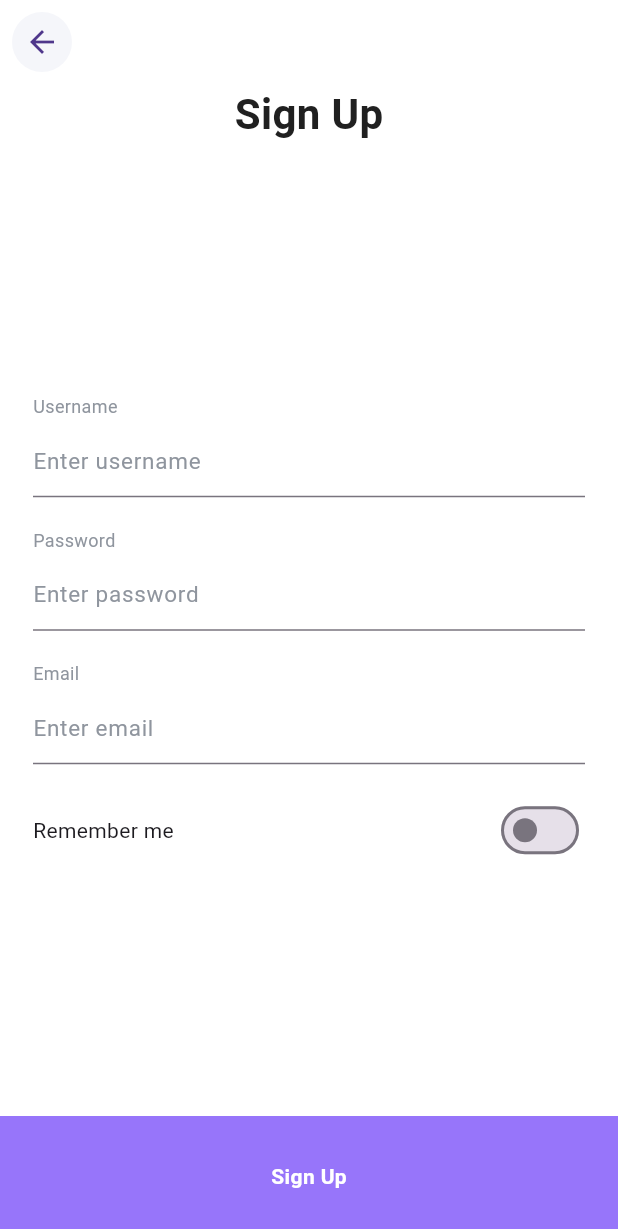
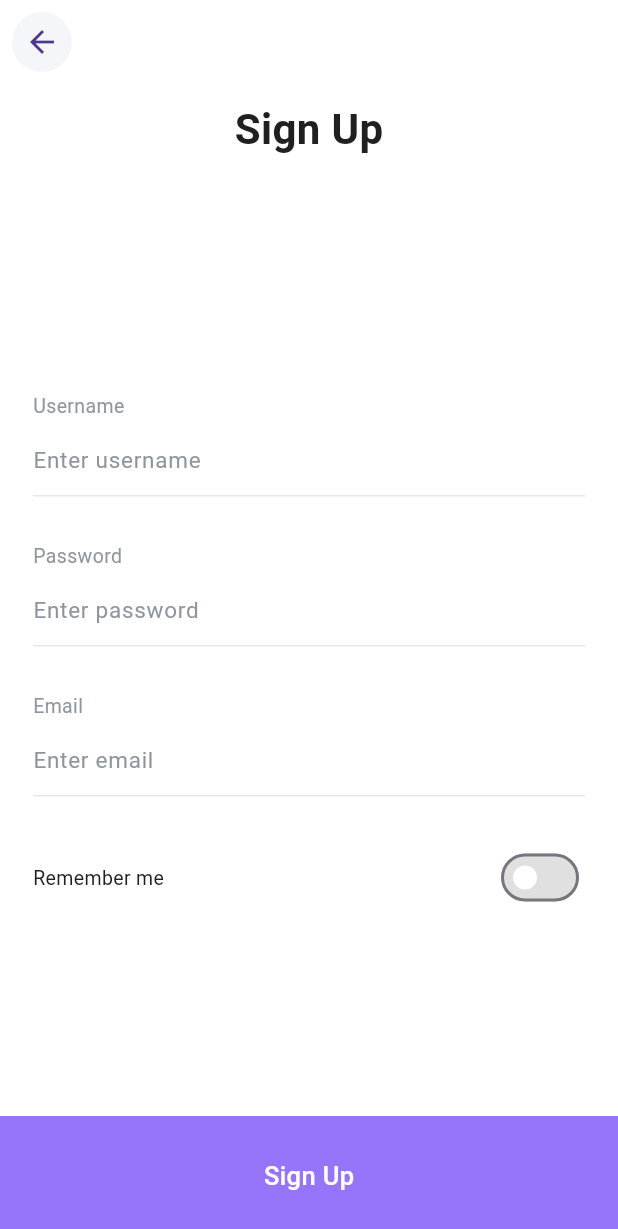
Before and after one commit to NguyenMinhDuc163/shopping_app, a Flutter app: the screen it shows after launch, after a tap on "Create an Account", on a phone screen of 412 x 824 dp. Shown: the top 1229 px of the screen. Run offline on Flutter 3.47's test engine with Material 3 defaults, Android fonts, the phone set to English and light mode, and no system bars; our stand-ins replace cached_network_image, device_preview_plus, easy_localization, equatable, flutter_svg, gap and 4 more; accounts and stored records are empty.

Commit message:
(feat) create sign_in_screen

```diff
--- a/lib/core/routes/routers.dart
+++ b/lib/core/routes/routers.dart
@@ -3,6 +3,7 @@ import 'package:shopping_app/core/public/global_utils.dart';
 import 'package:shopping_app/core/theme/app_text_styles.dart';
 import 'package:shopping_app/core/widgets/template/function_screen_template.dart';
 import 'package:shopping_app/modules/auth/screens/login_screen.dart';
+import 'package:shopping_app/modules/auth/screens/sign_in_screen.dart';
 import 'package:shopping_app/modules/auth/screens/sign_up_screen.dart';
 import 'package:shopping_app/modules/dashboard/dashboard_screen.dart';
 import 'package:shopping_app/modules/home/home_screen.dart';
@@ -26,6 +27,8 @@ class Routers {
         return MaterialPageRoute(builder: (_) => DashboardScreen());
       case SignUpScreen.routeName:
         return MaterialPageRoute(builder: (_) => SignUpScreen());
+      case SignInScreen.routeName:
+        return MaterialPageRoute(builder: (_) => SignInScreen());
 
       default:
         return MaterialPageRoute(
--- a/lib/core/theme/app_text_styles.dart
+++ b/lib/core/theme/app_text_styles.dart
@@ -114,17 +114,19 @@ abstract final class AppTextStyles {
   );
 
 
-  static TextStyle textHeader1 = textStyleDefaultBold.copyWith(fontSize: 18);
+  static TextStyle textHeader1 = textStyleDefaultBold.copyWith(fontSize: 28);
 
-  static TextStyle textHeader2 = textStyleDefaultBold.copyWith(fontSize: 16);
+  static TextStyle textHeader2 = textStyleDefaultBold.copyWith(fontSize: 25);
 
-  static TextStyle textHeader3 = textStyleDefaultBold.copyWith(fontSize: 14);
+  static TextStyle textHeader3 = textStyleDefaultBold.copyWith(fontSize: 20);
 
-  static TextStyle textContent1 = textStyleDefault.copyWith(fontSize: 16);
+  static TextStyle textContent1 = textStyleDefault.copyWith(fontSize: 17);
 
-  static TextStyle textContent2 = textStyleDefault.copyWith(fontSize: 14);
+  static TextStyle textContent2 = textStyleDefault.copyWith(fontSize: 15);
 
-  static TextStyle textContent3 = textStyleDefault.copyWith(fontSize: 12);
+  static TextStyle textContent3 = textStyleDefault.copyWith(fontSize: 13);
+
+  static TextStyle textContent4 = textStyleDefault.copyWith(fontSize: 11);
 
 
   static const TextStyle introDescription = text;
--- a/lib/core/widgets/template/button_widget.dart
+++ b/lib/core/widgets/template/button_widget.dart
@@ -1,11 +1,10 @@
 import 'package:easy_localization/easy_localization.dart';
 import 'package:flutter/material.dart';
 import 'package:shopping_app/core/theme/app_colors.dart';
-import 'package:shopping_app/core/theme/app_dimension.dart';
 import 'package:shopping_app/core/theme/app_text_styles.dart';
 
 class ButtonWidget extends StatelessWidget {
-  ButtonWidget({
+  const ButtonWidget({
     super.key,
     this.title,
     this.titleStyle,
@@ -18,16 +17,16 @@ class ButtonWidget extends StatelessWidget {
     this.margin = EdgeInsets.zero,
     this.padding = EdgeInsets.zero,
   });
-  String? title;
-  TextStyle? titleStyle;
-  Widget? titleWidget;
-  Color backgroundColor;
-  BorderRadiusGeometry boderRadius;
-  Function onPressed;
-  double width;
-  double height;
-  EdgeInsetsGeometry padding;
-  EdgeInsetsGeometry margin;
+  final String? title;
+  final TextStyle? titleStyle;
+  final Widget? titleWidget;
+  final Color backgroundColor;
+  final BorderRadiusGeometry boderRadius;
+  final Function onPressed;
+  final double width;
+  final double height;
+  final EdgeInsetsGeometry padding;
+  final EdgeInsetsGeometry margin;
   @override
   Widget build(BuildContext context) {
     return GestureDetector(
@@ -44,7 +43,15 @@ class ButtonWidget extends StatelessWidget {
         ),
         child:
             titleWidget ??
-            Text(title ?? "common.continue".tr(), style: titleStyle ?? AppTextStyles.textHeader3.copyWith(color: AppColors.white)),
+            Text(
+              title ?? "common.continue".tr(),
+              style:
+                  titleStyle ??
+                  AppTextStyles.textContent1.copyWith(
+                    color: AppColors.white,
+                    fontWeight: FontWeight.w500,
+                  ),
+            ),
       ),
     );
   }
--- a/lib/core/widgets/text_input_custom.dart
+++ b/lib/core/widgets/text_input_custom.dart
@@ -10,17 +10,15 @@ class TextInputCustom extends StatefulWidget {
     super.key,
     this.label,
     required this.controller,
-    this.padding,
     this.fillColor = false,
     this.isLineBottom = true,
     this.isPassword = false,
     this.hintText = "",
     this.suffixIcon,
-    this.titleStyle, this.validator,
+    this.titleStyle, this.validator, this.onTapOutside, this.onEditingComplete, this.onChanged,
   });
   final String? label;
   final TextEditingController controller ;
-  final EdgeInsetsGeometry? padding;
 final bool? fillColor;
   final String? hintText;
   final TextStyle? titleStyle;
@@ -28,6 +26,9 @@ final bool? fillColor;
   final bool isLineBottom;
   final bool isPassword;
   final Widget? suffixIcon;
+  final void Function()? onTapOutside;
+  final void Function()? onEditingComplete;
+  final void Function(String)? onChanged;
 
   @override
   State<TextInputCustom> createState() => _TextInputCustomState();
@@ -61,9 +62,7 @@ class _TextInputCustomState extends State<TextInputCustom> {
 
   @override
   Widget build(BuildContext context) {
-    return Padding(
-      padding: widget.padding  ?? AppPad.h22v10,
-      child: Column(
+    return Column(
       crossAxisAlignment: CrossAxisAlignment.start,
       children: [
         Text(
@@ -76,6 +75,9 @@ class _TextInputCustomState extends State<TextInputCustom> {
         TextFormField(
           controller: widget.controller,
           obscureText: widget.isPassword ? obscureText : false,
+          onTapOutside: (widget.onTapOutside != null) ? (_) => widget.onTapOutside?.call() : null,
+          onEditingComplete: (widget.onEditingComplete != null) ? widget.onEditingComplete : null,
+          onChanged: (widget.onChanged != null) ? widget.onChanged : null,
           decoration: InputDecoration(
             hintText: widget.hintText,
             hintStyle: AppTextStyles.inputHintText.copyWith(
@@ -86,12 +88,14 @@ class _TextInputCustomState extends State<TextInputCustom> {
             fillColor: AppColors.lightGray,
             suffix: _buildSuffixIcon(),
             focusedBorder: UnderlineInputBorder(
-                borderSide: BorderSide(color: isValid ? AppColors.limeGreen : AppColors.silverGray , width: 2),
+              borderSide: BorderSide(color: isValid ? AppColors.limeGreen : AppColors.silverGray, width: 1),
+            ),
+            enabledBorder: UnderlineInputBorder(
+              borderSide: BorderSide(color: AppColors.silverGray, width: 1),
             ),
           ),
         ),
       ],
-      ),
     );
   }
 
--- a/lib/modules/app.dart
+++ b/lib/modules/app.dart
@@ -1,6 +1,7 @@
 import 'package:easy_localization/easy_localization.dart';
 import 'package:flutter/material.dart';
 import 'package:responsive_framework/responsive_framework.dart';
+import 'package:shopping_app/core/public/navigation_service.dart';
 import 'package:shopping_app/core/routes/routers.dart';
 import 'package:shopping_app/modules/auth/screens/splash_screen.dart';
 
@@ -26,6 +27,7 @@ class App extends StatelessWidget {
       home: const SplashScreen(),
       routes: Routers.routes,
       onGenerateRoute: Routers.generateRoute,
+      navigatorKey: NavigationService.navigatorKey,
     );
   }
 }
--- a/lib/modules/auth/screens/login_screen.dart
+++ b/lib/modules/auth/screens/login_screen.dart
@@ -1,5 +1,4 @@
 import 'package:easy_localization/easy_localization.dart';
-import 'package:flutter/gestures.dart';
 import 'package:flutter/material.dart';
 import 'package:flutter/widgets.dart';
 import 'package:flutter_svg/flutter_svg.dart';
@@ -13,8 +12,9 @@ import 'package:shopping_app/core/widgets/app_gap.dart';
 import 'package:shopping_app/core/widgets/template/button_widget.dart';
 import 'package:shopping_app/core/widgets/template/function_screen_template.dart';
 import 'package:shopping_app/modules/auth/screens/sign_up_screen.dart';
-import 'package:shopping_app/modules/dashboard/dashboard_screen.dart';
-import 'package:shopping_app/modules/home/home_screen.dart';
+import 'package:shopping_app/modules/auth/widgets/text_span_widget.dart';
+
+import 'sign_in_screen.dart';
 
 class LoginScreen extends StatelessWidget {
   const LoginScreen({super.key});
@@ -31,22 +31,16 @@ class LoginScreen extends StatelessWidget {
           mainAxisAlignment: MainAxisAlignment.spaceBetween,
           spacing: 20,
           children: [
-            Text("login_screen.get_started".tr(), style: AppTextStyles.text.copyWith(fontSize: 28, fontWeight: FontWeight.bold),),
+            Text("login_screen.get_started".tr(), style: AppTextStyles.textHeader1),
             Spacer(),
             ButtonWidget(titleWidget: _buildTitle(title: "Facebook", iconPath: IconPath.iconFacebook), onPressed: () {}, backgroundColor: AppColors.deepBlue, margin: AppPad.h24, height: height_56, boderRadius: BorderRadius.all(AppRadius.c10),),
             ButtonWidget(titleWidget: _buildTitle(title: "Twitter", iconPath: IconPath.iconTwitter), onPressed: () {}, backgroundColor: AppColors.skyBlue, margin: AppPad.h24, height: height_56, boderRadius: BorderRadius.all(AppRadius.c10),),
             ButtonWidget(titleWidget: _buildTitle(title: "Google", iconPath: IconPath.iconGoogle), onPressed: () {}, backgroundColor: AppColors.crimson, margin: AppPad.h24, height: height_56, boderRadius: BorderRadius.all(AppRadius.c10),),
             Spacer(),
-            Row(
-              mainAxisAlignment: MainAxisAlignment.center,
-              children: [
-                Text('login_screen.already_have_account'.tr(), style: AppTextStyles.textContent1.copyWith(color: AppColors.coolGray)),
-                GestureDetector(
-                  onTap: (){
-                    Navigator.pushNamed(context, HomeScreen.routeName);
-                  },
-                    child: Text('login_screen.signin'.tr().tr(), style: AppTextStyles.textContent1.copyWith(fontWeight: FontWeight.bold)))
-              ],
+            TextSpanWidget(
+              normalText: "${'login_screen.already_have_account'.tr()} ",
+              clickableText: 'login_screen.signin'.tr(),
+              onTap: () => Navigator.pushNamed(context, SignInScreen.routeName),
             ),
             AppGap.g2
           ],
--- a/lib/modules/auth/screens/sign_up_screen.dart
+++ b/lib/modules/auth/screens/sign_up_screen.dart
@@ -1,11 +1,14 @@
 import 'package:easy_localization/easy_localization.dart';
 import 'package:flutter/material.dart';
 import 'package:shopping_app/core/theme/app_colors.dart';
+import 'package:shopping_app/core/theme/app_dimension.dart';
 import 'package:shopping_app/core/theme/app_pad.dart';
 import 'package:shopping_app/core/theme/app_text_styles.dart';
 import 'package:shopping_app/core/widgets/template/function_screen_template.dart';
 import 'package:shopping_app/core/widgets/text_input_custom.dart';
 import 'package:shopping_app/utils/helpers/validators.dart';
+
+import 'sign_in_screen.dart';
 
 class SignUpScreen extends StatefulWidget {
   const SignUpScreen({super.key});
@@ -18,6 +21,7 @@ class SignUpScreen extends StatefulWidget {
 class _SignUpScreenState extends State<SignUpScreen> {
   TextEditingController usernameController = TextEditingController();
   TextEditingController passwordController = TextEditingController();
+  TextEditingController emailController = TextEditingController();
   bool isSwitched = false;
 
 
@@ -26,17 +30,19 @@ class _SignUpScreenState extends State<SignUpScreen> {
 
     return FunctionScreenTemplate(
       titleButtonBottom: 'sign_up.title'.tr(),
+      onClickBottomButton: (){
+        Navigator.pushNamed(context, SignInScreen.routeName);
+      },
       screen: Center(
+        child: Padding(
+          padding: AppPad.h22v10,
           child: Column(
-          // mainAxisAlignment: MainAxisAlignment.spaceBetween,
             mainAxisAlignment: MainAxisAlignment.center,
+            spacing: height_30,
             children: [
               Text(
                 'sign_up.title'.tr(),
-              style: AppTextStyles.text.copyWith(
-                fontSize: 28,
-                fontWeight: FontWeight.bold,
-              ),
+                style: AppTextStyles.textHeader1,
               ),
               Spacer(),
               TextInputCustom(
@@ -63,18 +69,16 @@ class _SignUpScreenState extends State<SignUpScreen> {
               ),
               TextInputCustom(
                 label: 'Email'.tr(),
-              controller: passwordController,
+                controller: emailController,
                 hintText: "sign_up.enter_email".tr(),
                 validator: (text) {
                   return Validators.isValidEmail(text);
                 },
               ),
-            Padding(
-              padding: AppPad.h22v10,
-              child: Row(
+              Row(
                 mainAxisAlignment: MainAxisAlignment.spaceBetween,
                 children: [
-                  Text("sign_up.remember_me".tr()),
+                  Text("sign_up.remember_me".tr(), style: AppTextStyles.textContent3,),
                   Switch(
                     value: isSwitched,
                     onChanged: (value) {
@@ -82,14 +86,16 @@ class _SignUpScreenState extends State<SignUpScreen> {
                         isSwitched = value;
                       });
                     },
-                    activeColor: Colors.green, // Màu khi bật
+                    activeColor: Colors.white,
+                    activeTrackColor: Colors.green,
+                    inactiveThumbColor: Colors.white,
+                    inactiveTrackColor: Colors.grey[300],
                   ),
                 ],
               ),
+              Spacer(),
+            ],
           ),
-            Spacer(),
-
-          ],
         ),
       ),
     );
--- /dev/null
+++ b/lib/modules/auth/widgets/text_span_widget.dart
@@ -0,0 +1,55 @@
+import 'package:flutter/gestures.dart';
+import 'package:flutter/material.dart';
+import 'package:shopping_app/core/theme/app_colors.dart';
+import 'package:shopping_app/core/theme/app_pad.dart';
+import 'package:shopping_app/core/theme/app_text_styles.dart';
+
+class TextSpanWidget extends StatelessWidget {
+  const TextSpanWidget({
+    super.key,
+    required this.normalText,
+    required this.clickableText,
+    required this.onTap,
+    this.padding,
+    this.normalTextStyle,
+    this.clickableTextStyle,
+  });
+
+  final String normalText;
+  final String clickableText;
+  final VoidCallback onTap;
+  final EdgeInsetsGeometry? padding;
+  final TextStyle? normalTextStyle;
+  final TextStyle? clickableTextStyle;
+
+  @override
+  Widget build(BuildContext context) {
+    return Padding(
+      padding: padding ?? AppPad.h20v10,
+      child: Text.rich(
+        TextSpan(
+          children: [
+            TextSpan(
+              text: normalText,
+              style:
+                  normalTextStyle ??
+                  AppTextStyles.textContent2.copyWith(
+                    color: AppColors.coolGray,
+                  ),
+            ),
+            TextSpan(
+              text: clickableText,
+              style:
+                  clickableTextStyle ??
+                  AppTextStyles.textContent2.copyWith(
+                    fontWeight: FontWeight.bold,
+                  ),
+              recognizer: TapGestureRecognizer()..onTap = onTap,
+            ),
+          ],
+        ),
+        textAlign: TextAlign.center,
+      ),
+    );
+  }
+}
```
Also changed, not shown: assets/translations/en-US.json (+8 -0 lines), assets/translations/vi-VN.json (+8 -0 lines), lib/main_preview.dart (+26 -1 lines), lib/modules/auth/screens/sign_in_screen.dart (added, +103 -0 lines). Lines whose indentation alone changed are shown as unchanged.
